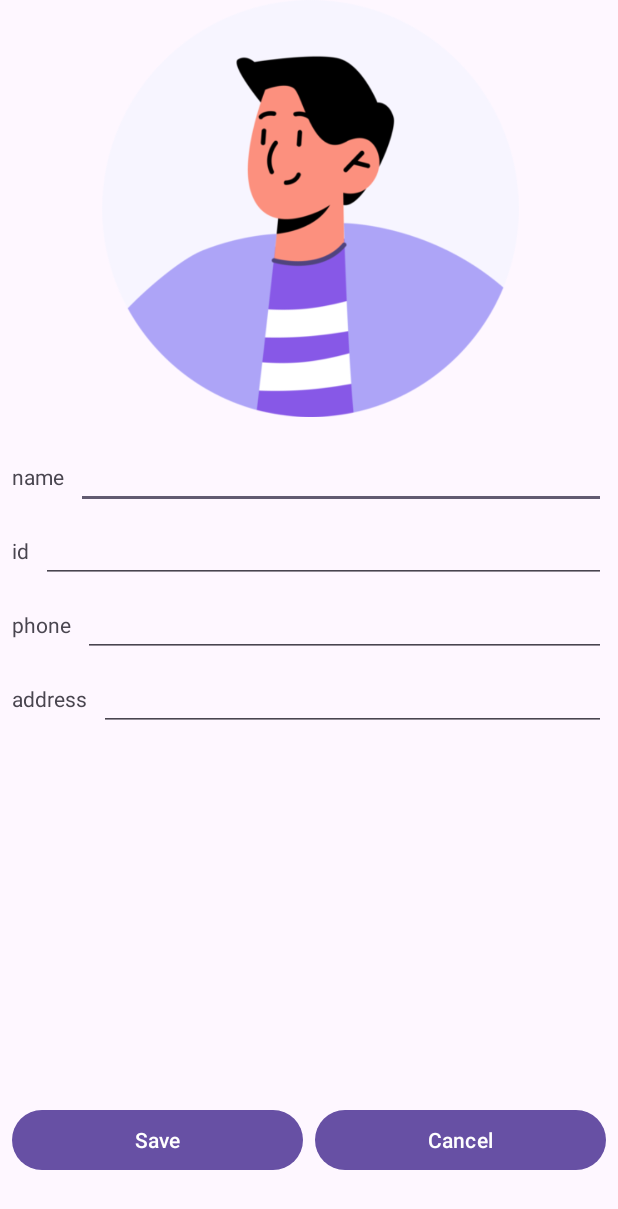
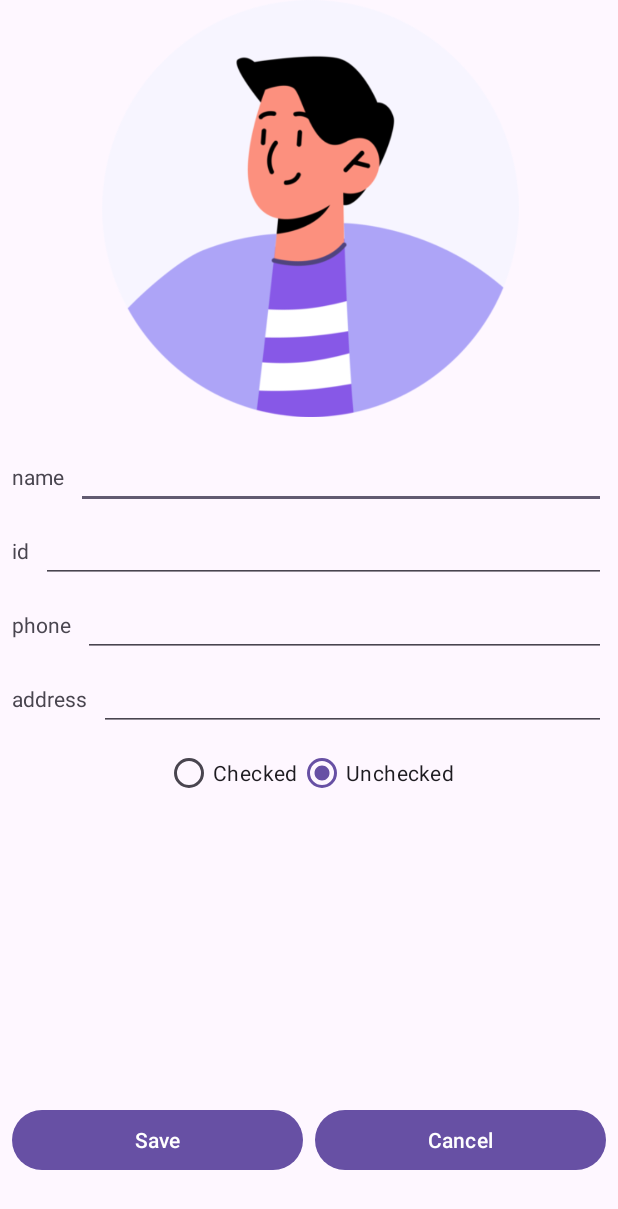
Before and after one commit to hadarz-education/Mobile-Assignments, an Android app: the AddStudentActivity screen opened directly, with no data from a screen before it, on a phone screen of 412 x 824 dp. Shown: the top 1209 px of the screen. Run offline under Robolectric (Android 15) with nearby library versions, the phone set to English and light mode, and no system bars.

```diff
--- a/app/src/main/java/com/hzho/mobileassignments/AddStudentActivity.kt
+++ b/app/src/main/java/com/hzho/mobileassignments/AddStudentActivity.kt
@@ -8,6 +8,8 @@ import androidx.activity.enableEdgeToEdge
 import androidx.appcompat.app.AppCompatActivity
 import androidx.core.view.ViewCompat
 import androidx.core.view.WindowInsetsCompat
+import android.widget.RadioButton
+import android.widget.RadioGroup
 
 class AddStudentActivity : AppCompatActivity() {
     override fun onCreate(savedInstanceState: Bundle?) {
@@ -27,6 +29,7 @@ class AddStudentActivity : AppCompatActivity() {
         val idEditText: EditText = findViewById(R.id.add_student_activity_id_edit_text)
         val phoneEditText: EditText = findViewById(R.id.add_student_activity_phone_edit_text)
         val addressEditText: EditText = findViewById(R.id.add_student_activity_address_edit_text)
+        val checkStatusGroup: RadioGroup = findViewById(R.id.check_status_group)
 
         val savedMessageTextView: TextView = findViewById(R.id.add_student_activity_save_message_text_view)
 
--- a/app/src/main/res/layout/activity_add_student.xml
+++ b/app/src/main/res/layout/activity_add_student.xml
@@ -102,6 +102,32 @@
         app:layout_constraintEnd_toEndOf="parent"
         app:layout_constraintStart_toEndOf="@+id/textView4" />
 
+    <RadioGroup
+        android:id="@+id/check_status_group"
+        android:layout_width="wrap_content"
+        android:layout_height="wrap_content"
+        android:orientation="horizontal"
+        android:layout_marginTop="16dp"
+        app:layout_constraintEnd_toEndOf="parent"
+        app:layout_constraintStart_toStartOf="parent"
+        app:layout_constraintTop_toBottomOf="@+id/textView4">
+
+        <!-- RadioButton for "Checked" -->
+        <RadioButton
+            android:id="@+id/radio_checked"
+            android:layout_width="wrap_content"
+            android:layout_height="wrap_content"
+            android:text="Checked" />
+
+        <!-- RadioButton for "Unchecked" -->
+        <RadioButton
+            android:id="@+id/radio_unchecked"
+            android:layout_width="wrap_content"
+            android:layout_height="wrap_content"
+            android:text="Unchecked"
+            android:checked="true" /> <!-- Default to unchecked -->
+    </RadioGroup>
+
     <Button
         android:id="@+id/add_student_activity_cancel_button"
         android:layout_width="0dp"
```
